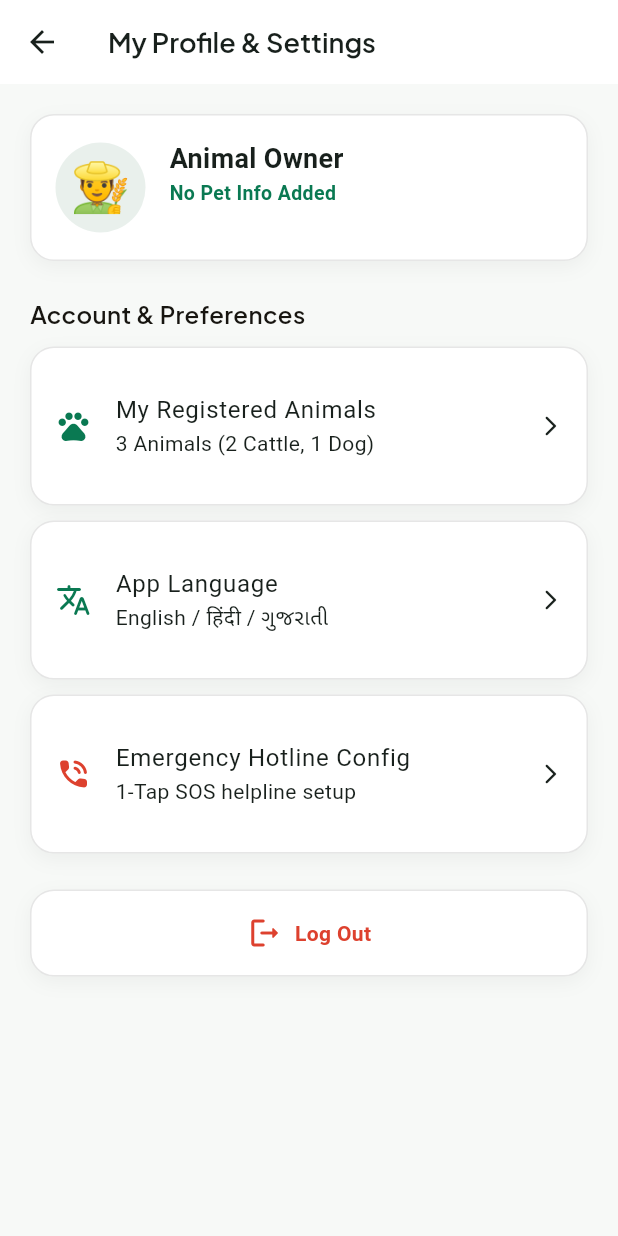
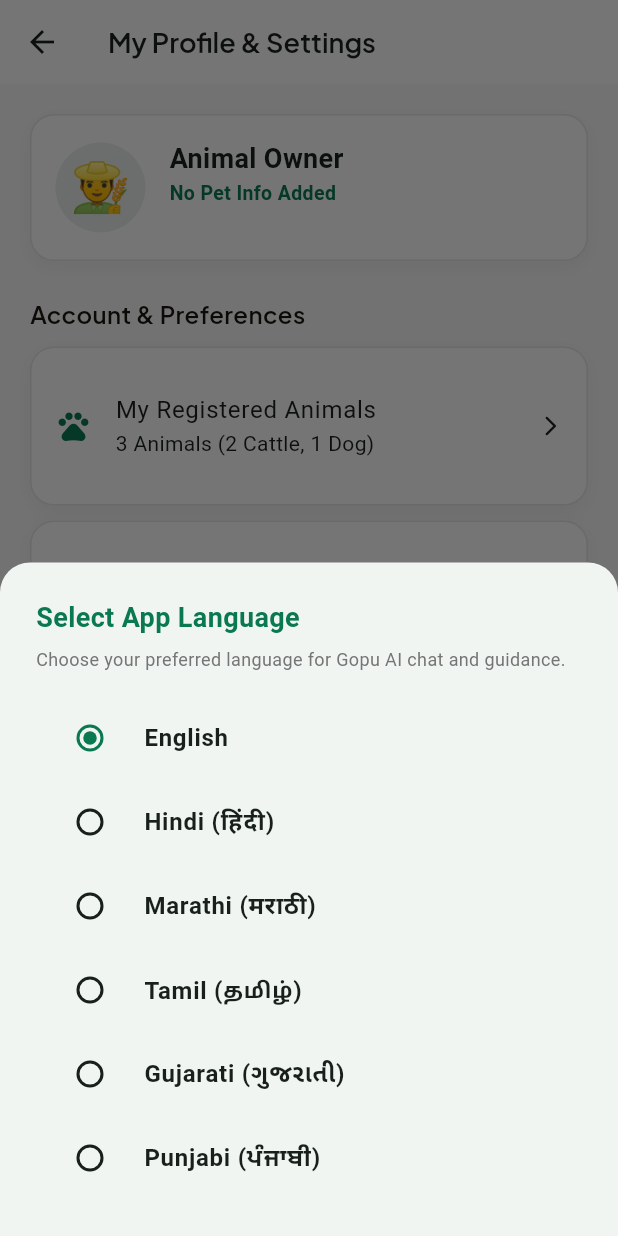
Before and after one commit to pashuvaani/pvapp, a Flutter app: the ProfileScreen screen opened directly, after a tap on "App Language", on a phone screen of 412 x 824 dp. Run offline on Flutter 3.47's test engine with Material 3 defaults, Android fonts, the phone set to English and light mode, and no system bars; our stand-ins replace google_fonts, image_picker, shared_preferences; missing offline and left inert: dart:html, dart:ui_web; accounts and stored records are empty.

Commit message:
fix language switch in gopu chat

```diff
--- a/lib/core/constants/app_constants.dart
+++ b/lib/core/constants/app_constants.dart
@@ -27,9 +27,9 @@ class AppConstants {
   static const List<String> languages = [
     'English',
     'Hindi (हिंदी)',
+    'Marathi (मराठी)',
+    'Tamil (தமிழ்)',
     'Gujarati (ગુજરાતી)',
     'Punjabi (ਪੰਜਾਬੀ)',
-    'Marathi (मराठी)',
-    'Bengali (বাংলা)'
   ];
 }
--- a/lib/features/profile/profile_screen.dart
+++ b/lib/features/profile/profile_screen.dart
@@ -1,5 +1,6 @@
 import 'package:flutter/material.dart';
 import '../../core/constants/app_colors.dart';
+import '../../core/constants/app_constants.dart';
 import '../../core/constants/app_styles.dart';
 import '../../core/routes/app_routes.dart';
 
@@ -16,7 +17,59 @@ class ProfileScreen extends StatefulWidget {
 }
 
 class _ProfileScreenState extends State<ProfileScreen> {
-  final String _selectedLanguage = 'English / हिंदी / ગુજરાતી';
+  void _showLanguagePicker(BuildContext context) {
+    showModalBottomSheet(
+      context: context,
+      shape: const RoundedRectangleBorder(
+        borderRadius: BorderRadius.vertical(top: Radius.circular(20)),
+      ),
+      builder: (context) {
+        return Container(
+          padding: const EdgeInsets.all(24),
+          child: Column(
+            mainAxisSize: MainAxisSize.min,
+            crossAxisAlignment: CrossAxisAlignment.start,
+            children: [
+              const Text(
+                'Select App Language',
+                style: TextStyle(fontSize: 18, fontWeight: FontWeight.bold, color: AppColors.primaryDeepGreen),
+              ),
+              const SizedBox(height: 6),
+              Text(
+                'Choose your preferred language for Gopu AI chat and guidance.',
+                style: TextStyle(fontSize: 12, color: Colors.grey[600]),
+              ),
+              const SizedBox(height: 16),
+              ValueListenableBuilder<String>(
+                valueListenable: UserStore.languageNotifier,
+                builder: (context, currentLang, _) {
+                  return Column(
+                    children: AppConstants.languages.map((lang) {
+                      final isSelected = currentLang == lang ||
+                          lang.toLowerCase().contains(currentLang.toLowerCase());
+
+                      return RadioListTile<String>(
+                        title: Text(lang, style: const TextStyle(fontWeight: FontWeight.w600)),
+                        value: lang,
+                        groupValue: isSelected ? lang : currentLang,
+                        activeColor: AppColors.primaryDeepGreen,
+                        onChanged: (val) {
+                          if (val != null) {
+                            UserStore.setLanguage(val);
+                            Navigator.pop(context);
+                          }
+                        },
+                      );
+                    }).toList(),
+                  );
+                },
+              ),
+            ],
+          ),
+        );
+      },
+    );
+  }
 
   @override
   Widget build(BuildContext context) {
@@ -75,12 +128,15 @@ class _ProfileScreenState extends State<ProfileScreen> {
           ),
           const SizedBox(height: 10),
           CustomCard(
-            onTap: () {},
+            onTap: () => _showLanguagePicker(context),
             child: ListTile(
               contentPadding: EdgeInsets.zero,
               leading: const Icon(Icons.translate_rounded, color: AppColors.primaryDeepGreen),
               title: const Text('App Language'),
-              subtitle: Text(_selectedLanguage),
+              subtitle: ValueListenableBuilder<String>(
+                valueListenable: UserStore.languageNotifier,
+                builder: (context, lang, _) => Text(lang),
+              ),
               trailing: const Icon(Icons.arrow_forward_ios_rounded, size: 16),
             ),
           ),
--- a/lib/services/chat_service.dart
+++ b/lib/services/chat_service.dart
@@ -17,7 +17,7 @@ class ChatMessage {
 }
 
 class ChatService {
-  Future<String> sendPromptToGopuAi(String userQuery, {String? animalType, String? language, String? imageBase64}) async {
+  Future<String> sendPromptToGopuAi(String userQuery, {String? animalType, String? language, String? imageBase64, String? imageUrl}) async {
     final cleanLang = _cleanLanguage(language);
     // 1. Attempt live connection to backend /chat endpoint (15s timeout)
     try {
@@ -29,6 +29,10 @@ class ChatService {
       };
       if (imageBase64 != null && imageBase64.isNotEmpty) {
         payload['image_base64'] = imageBase64;
+        payload['image'] = imageBase64;
+      }
+      if (imageUrl != null && imageUrl.isNotEmpty) {
+        payload['image_url'] = imageUrl;
       }
       final response = await ApiClient().post('/chat', payload, timeout: const Duration(seconds: 15));
 
```
Also changed, not shown: lib/core/network/api_client.dart (+42 -0 lines), lib/core/utils/user_store.dart (+39 -18 lines), lib/features/gopu_ai/chat_controller.dart (+20 -1 lines), lib/features/gopu_ai/chat_screen.dart (+28 -14 lines), lib/features/profile/settings_screen.dart (+23 -7 lines), 2 other files.
